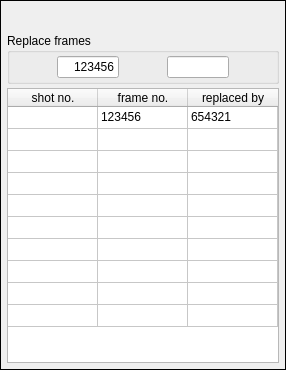
JepEtau/mco, file tools/video_editor/ui/ui_widget_replace.ui: the form before one commit.
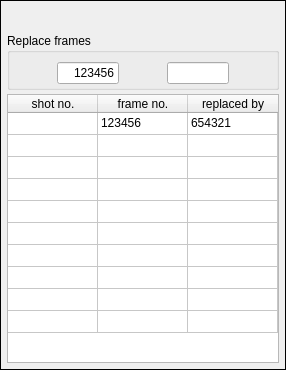
The form after the commit. Icons and pictures are not drawn.

What changed in the file:
```diff
--- a/tools/video_editor/ui/ui_widget_replace.ui
+++ b/tools/video_editor/ui/ui_widget_replace.ui
@@ -211,7 +211,7 @@
           <number>3</number>
          </property>
          <property name="topMargin">
-          <number>3</number>
+          <number>9</number>
          </property>
          <property name="rightMargin">
           <number>3</number>
```
